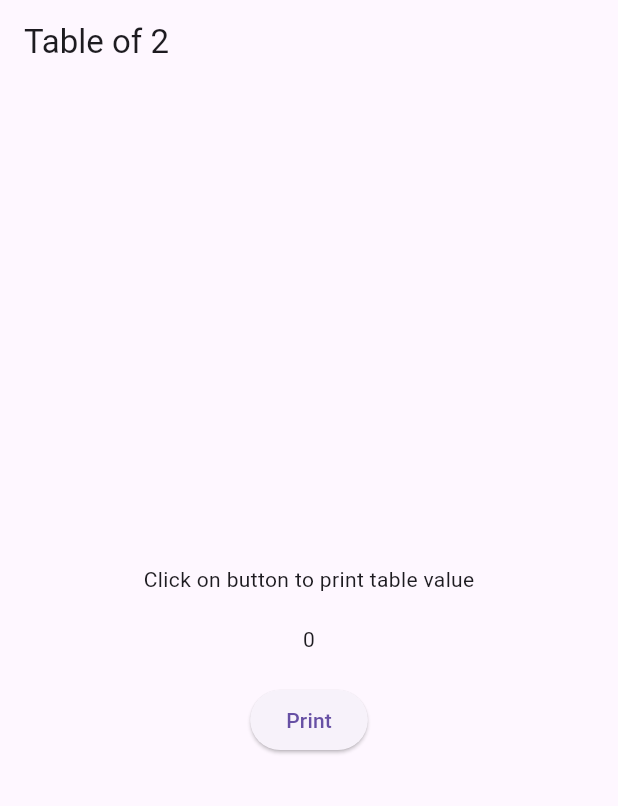
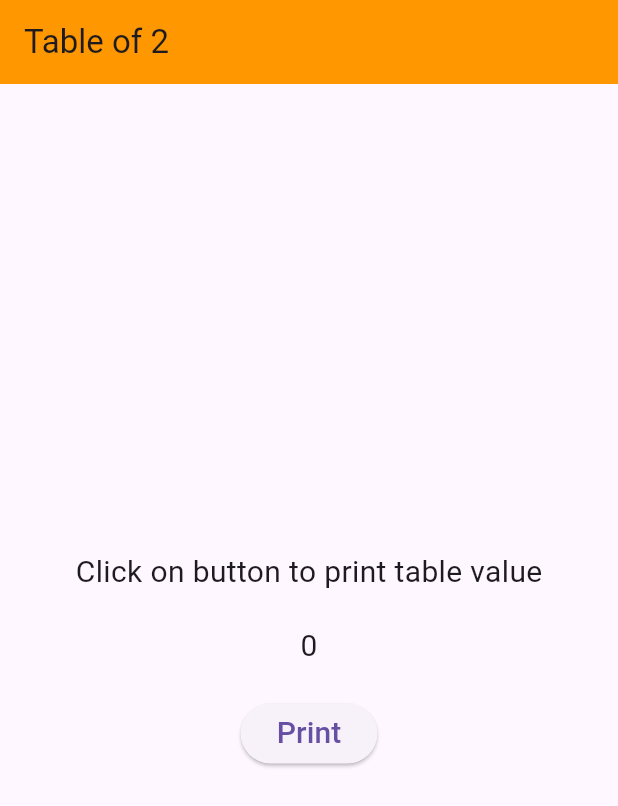
Before and after one commit to AbhishekASLK/Flutter-Core2Web, a Flutter app: the Assignment1 screen opened directly, on a phone screen of 412 x 824 dp. Shown: the top 806 px of the screen. Run offline on Flutter 3.47's test engine with Material 3 defaults, Android fonts, the phone set to English and light mode, and no system bars; network calls fail.

Commit message:
font size increased

```diff
--- a/Jan-15/myapp/lib/assignment1.dart
+++ b/Jan-15/myapp/lib/assignment1.dart
@@ -31,22 +31,38 @@ class _Assignment1State extends State<Assignment1> {
     return Scaffold(
       appBar: AppBar(
         title: const Text('Table of 2'),
+        backgroundColor: Colors.orange,
       ),
       body: Center(
         child: Column(
           mainAxisAlignment: MainAxisAlignment.center,
           children: [
-            const Text('Click on button to print table value'),
+            const Text(
+              'Click on button to print table value',
+              style: TextStyle(
+                fontSize: 20,
+              ),
+            ),
             const SizedBox(
               height: 20,
             ),
-            Text("$_count"),
+            Text(
+              "$_count",
+              style: const TextStyle(
+                fontSize: 20,
+              ),
+            ),
             const SizedBox(
               height: 20,
             ),
             ElevatedButton(
               onPressed: _printTable,
-              child: const Text('Print'),
+              child: const Text(
+                'Print',
+                style: TextStyle(
+                  fontSize: 20,
+                ),
+              ),
             ),
           ],
         ),
```
